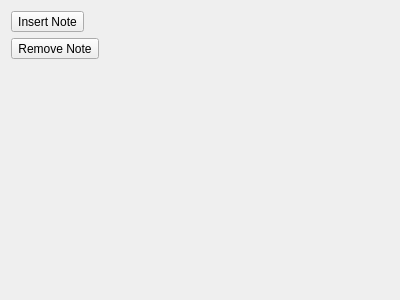
Before: the Qt Designer form plugins/textshape/dialogs/SimpleAnnotationWidget.ui in KDE/calligra, drawn with Qt 5.
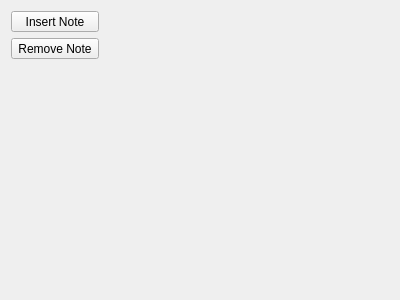
After: the same form once the commit is applied.

The edit to the form file:
```diff
--- a/plugins/textshape/dialogs/SimpleAnnotationWidget.ui
+++ b/plugins/textshape/dialogs/SimpleAnnotationWidget.ui
@@ -19,6 +19,12 @@
   <layout class="QGridLayout" name="gridLayout">
    <item row="0" column="0">
     <widget class="QToolButton" name="insertAnnotation">
+     <property name="sizePolicy">
+      <sizepolicy hsizetype="Ignored" vsizetype="Fixed">
+       <horstretch>0</horstretch>
+       <verstretch>0</verstretch>
+      </sizepolicy>
+     </property>
      <property name="text">
       <string>Insert Note</string>
      </property>
```
